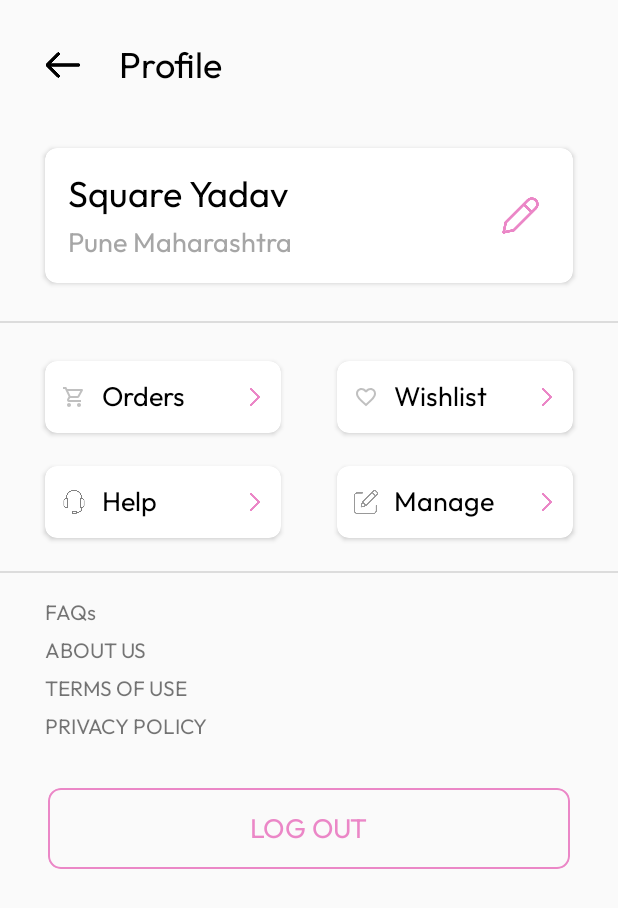
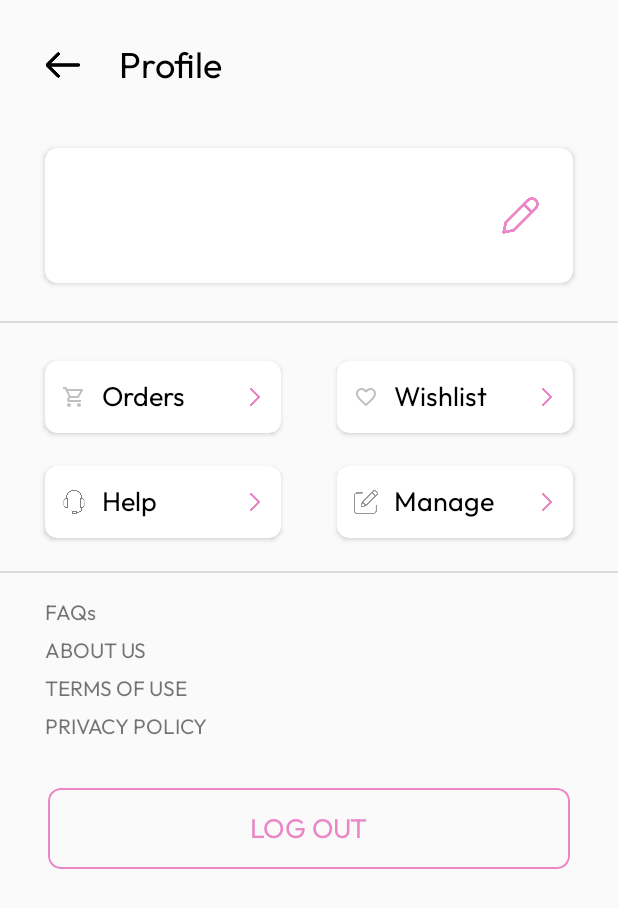
Before and after one commit to Dhiresh-7358/MYshot, an Android app: the Profile screen opened directly, with no data from a screen before it, on a phone screen of 412 x 824 dp. Shown: the top 908 px of the screen. Run offline under Robolectric (Android 15) with nearby library versions, the phone set to English and light mode, and no system bars; our stand-ins replace Firebase (no records; nobody signed in at launch, a user with empty details on screens opened directly).

Commit message:
3 commit

```diff
--- a/app/src/main/res/layout/activity_profile.xml
+++ b/app/src/main/res/layout/activity_profile.xml
@@ -50,7 +50,6 @@
             android:layout_marginLeft="15dp"
             android:layout_marginTop="15dp"
             android:fontFamily="@font/outfit_regular"
-            android:text="Square Yadav"
             android:textColor="@color/black"
             android:textSize="24sp" />
 
@@ -69,7 +68,6 @@
             android:layout_marginStart="15dp"
             android:layout_marginBottom="15dp"
             android:fontFamily="@font/outfit_regular"
-            android:text="Pune Maharashtra"
             android:textColor="@color/grey"
             android:textSize="18sp" />
     </androidx.cardview.widget.CardView>
```
Also changed, not shown: app/src/main/res/drawable/shape_input.xml (+4 -3 lines).
